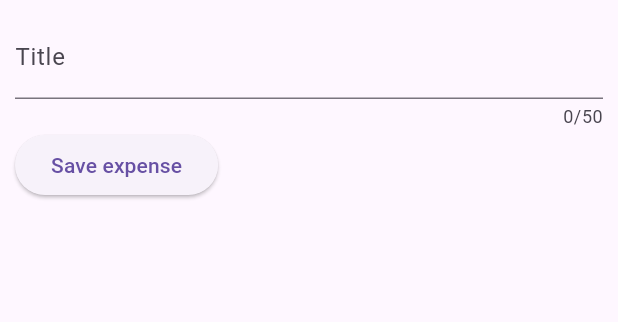
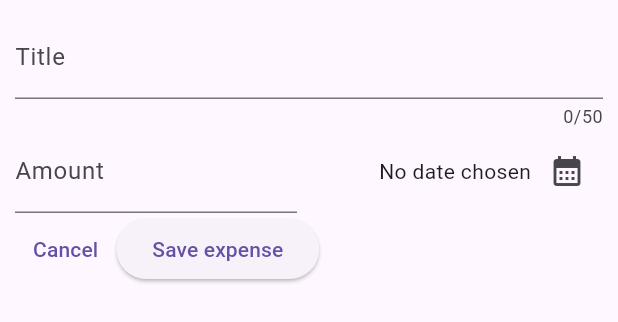
Before and after one commit to iamyusif/my_expenses, a Flutter app: the NewExpense widget shown alone on an empty page, opened directly, on a phone screen of 412 x 824 dp. Shown: the top 322 px of the screen. Run offline on Flutter 3.47's test engine with Material 2 defaults, Android fonts, the phone set to English and light mode, and no system bars.

Commit message:
add
add _change

```diff
--- a/lib/widgets/expenses.dart
+++ b/lib/widgets/expenses.dart
@@ -1,6 +1,5 @@
 import 'package:flutter/material.dart';
 import 'package:spend_app/widgets/new_expense.dart';
-
 import 'expenses_list/expenses_list.dart';
 import '../model/expense.dart';
 
--- a/lib/widgets/new_expense.dart
+++ b/lib/widgets/new_expense.dart
@@ -1,4 +1,5 @@
 import 'package:flutter/material.dart';
+import 'package:spend_app/model/expense.dart';
 
 class NewExpense extends StatefulWidget {
   const NewExpense({Key? key}) : super(key: key);
@@ -8,11 +9,31 @@ class NewExpense extends StatefulWidget {
 }
 
 class _NewExpenseState extends State<NewExpense> {
-  var _enteredTitle = ''; // save title input value
+  final _titleController = TextEditingController();
+  final _amountController = TextEditingController();
+  DateTime? _selectedDate;
 
-  void _savedTitleInput(String inputValue) {
-    // add title input value to _enteredTitle
-    _enteredTitle = inputValue;
+  void _presentDate() async {
+    final now = DateTime.now();
+    final firstDate = DateTime(now.year - 1, now.month, now.day);
+
+    final pickedDate = await showDatePicker(
+      context: context,
+      initialDate: now,
+      firstDate: firstDate,
+      lastDate: now,
+    );
+    setState(() {
+      _selectedDate = pickedDate;
+    });
+  }
+
+  @override
+  void dispose() {
+    _titleController.dispose();
+    _amountController.dispose();
+    // delete controller cash from memory
+    super.dispose();
   }
 
   @override
@@ -22,7 +43,7 @@ class _NewExpenseState extends State<NewExpense> {
       child: Column(
         children: [
           TextField(
-            onChanged: _savedTitleInput,
+            controller: _titleController,
             maxLength: 50,
             decoration: const InputDecoration(
               labelText: 'Title',
@@ -30,10 +51,50 @@ class _NewExpenseState extends State<NewExpense> {
           ),
           Row(
             children: [
+              Expanded(
+                child: TextField(
+                  controller: _amountController,
+                  keyboardType: TextInputType.number,
+                  decoration: const InputDecoration(
+                    labelText: 'Amount',
+                    prefix: Text('\$'),
+                  ),
+                ),
+              ),
+              const SizedBox(
+                width: 16,
+              ),
+              Expanded(
+                child: Row(
+                  mainAxisAlignment: MainAxisAlignment.end,
+                  crossAxisAlignment: CrossAxisAlignment.center,
+                  children: [
+                    Text(_selectedDate == null
+                        ? 'No date chosen'
+                        : formatter.format(_selectedDate!)),
+                    IconButton(
+                      onPressed: _presentDate,
+                      icon: const Icon(Icons.calendar_month_sharp),
+                    ),
+                  ],
+                ),
+              ),
+            ],
+          ),
+          Row(
+            children: [
+              TextButton(
+                onPressed: () {
+                  Navigator.of(context).pop();
+                },
+                child: const Text('Cancel'),
+              ),
               ElevatedButton(
                   onPressed: () {
-                    print(_enteredTitle);
-                  }, child: const Text('Save expense')),
+                    print(_titleController.text);
+                    print(_amountController.text);
+                  },
+                  child: const Text('Save expense')),
             ],
           )
         ],
```
